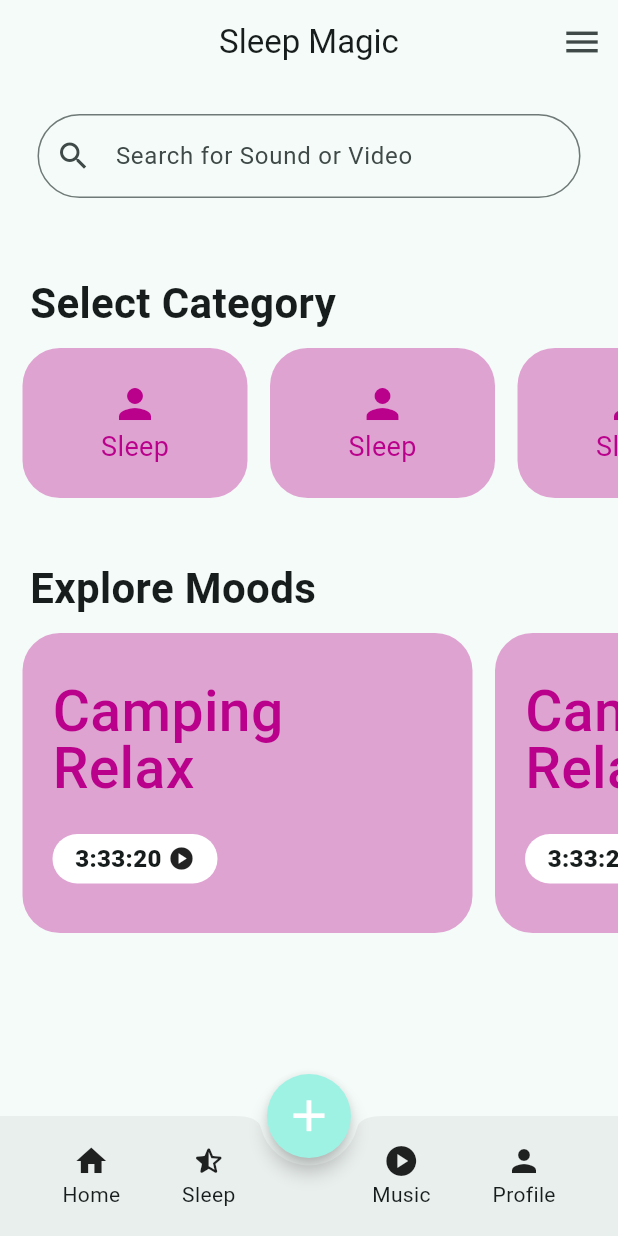
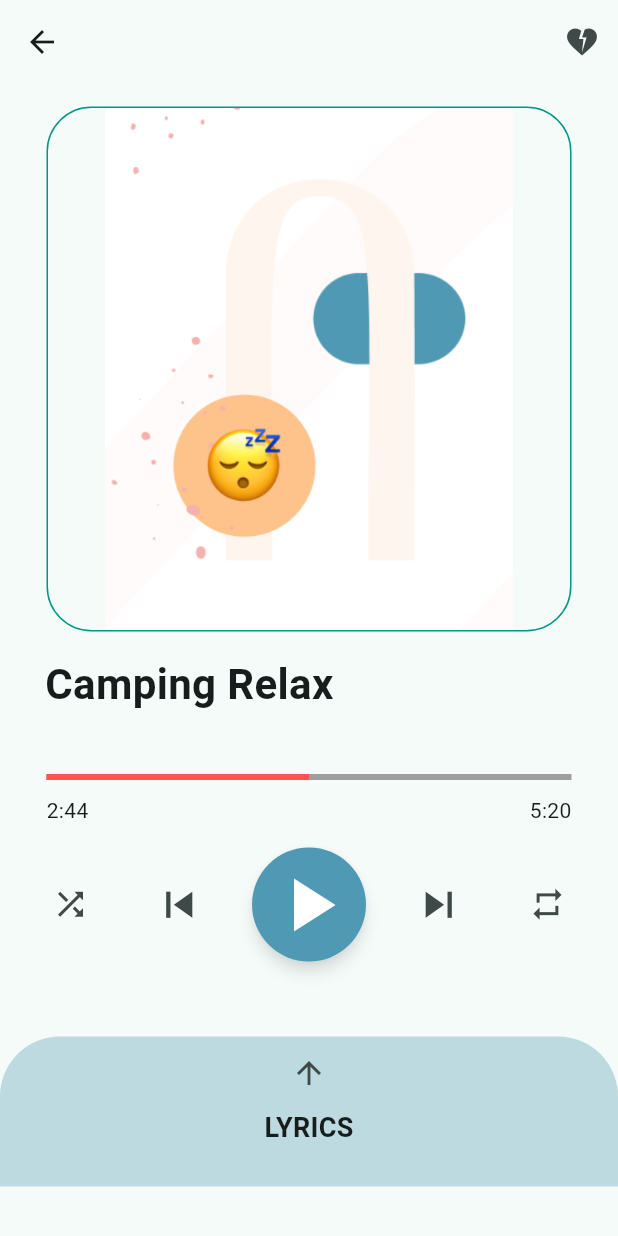
Before and after one commit to axornam/sleep_magic, a Flutter app: the MainPage screen opened directly, after a tap on "Music", on a phone screen of 412 x 824 dp. Run offline on Flutter 3.47's test engine with Material 2 defaults, Android fonts, the phone set to English and light mode, and no system bars.

Commit message:
add media-player screen

```diff
--- a/lib/screens/main_page.dart
+++ b/lib/screens/main_page.dart
@@ -1,5 +1,6 @@
 import 'package:flutter/material.dart';
 import 'package:sleep_magic/screens/home/home_screen.dart';
+import 'package:sleep_magic/screens/player/player_screen.dart';
 
 class MainPage extends StatefulWidget {
   const MainPage({super.key});
@@ -64,7 +65,14 @@ class _MainPageState extends State<MainPage> {
               padding: const EdgeInsets.only(left: 25),
               child: InkWell(
                 borderRadius: BorderRadius.circular(50),
-                onTap: () => debugPrint("Music"),
+                onTap: () {
+                  debugPrint("Music");
+                  Navigator.of(context).push(
+                    MaterialPageRoute(
+                      builder: (context) => const PlayerScreen(),
+                    ),
+                  );
+                },
                 child: const Column(
                   mainAxisSize: MainAxisSize.min,
                   children: [
--- /dev/null
+++ b/lib/screens/player/player_screen.dart
@@ -0,0 +1,179 @@
+import 'package:flutter/material.dart';
+import 'package:sleep_magic/config/constants.dart';
+
+class PlayerScreen extends StatefulWidget {
+  const PlayerScreen({super.key});
+
+  @override
+  State<PlayerScreen> createState() => _PlayerScreenState();
+}
+
+class _PlayerScreenState extends State<PlayerScreen> {
+  @override
+  Widget build(BuildContext context) {
+    return Scaffold(
+      appBar: AppBar(
+        actions: [
+          IconButton(
+            onPressed: () => _onLike,
+            icon: const Icon(Icons.heart_broken),
+          )
+        ],
+      ),
+      body: Stack(
+        children: [
+          Column(
+            crossAxisAlignment: CrossAxisAlignment.start,
+            children: [
+              const SizedBox(height: 15),
+              Center(
+                child: Container(
+                  height: 350,
+                  width: 350,
+                  decoration: BoxDecoration(
+                    borderRadius: const BorderRadius.all(
+                      Radius.circular(30.0),
+                    ),
+                    border: Border.all(color: Colors.teal, width: 1),
+                  ),
+                  child: const Image(
+                    image: AssetImage('assets/images/sleep_emoji.png'),
+                  ),
+                ),
+              ),
+              const Padding(
+                padding: EdgeInsets.only(left: 30, top: 15),
+                child: Text(
+                  "Camping Relax",
+                  style: TextStyle(
+                    fontWeight: FontWeight.w600,
+                    fontSize: 28,
+                  ),
+                ),
+              ),
+              _musicalProgressBar(context, 60 * 60 * 5),
+              const SizedBox(height: 15),
+              _musicalMedialControls(),
+              const SizedBox(height: 50),
+              _musicalLyricsDialog(),
+            ],
+          )
+        ],
+      ),
+    );
+  }
+
+  void _onLike() {}
+
+  Widget _musicalLyricsDialog() {
+    return InkWell(
+      borderRadius: const BorderRadius.only(
+        topLeft: Radius.circular(40),
+        topRight: Radius.circular(40),
+      ),
+      onTap: () {},
+      onTapUp: (details) {},
+      onTapDown: (details) {},
+      child: Container(
+        height: 100,
+        decoration: const BoxDecoration(
+          //color: Color(0xfff9fafe),
+          //color: Color(0x2f29fafe),
+          color: Color(tealPrimaryColor - 0xaa000000),
+          borderRadius: BorderRadius.only(
+            topLeft: Radius.circular(40),
+            topRight: Radius.circular(40),
+          ),
+        ),
+        child: Center(
+          child: Column(
+            children: [
+              IconButton(
+                onPressed: () {},
+                icon: const Icon(Icons.arrow_upward),
+              ),
+              const Text(
+                "LYRICS",
+                style: TextStyle(
+                  fontSize: 18,
+                  fontWeight: FontWeight.w600,
+                ),
+              ),
+            ],
+          ),
+        ),
+      ),
+    );
+  }
+
+  Widget _musicalMedialControls() {
+    return SizedBox(
+      child: Row(
+        mainAxisAlignment: MainAxisAlignment.spaceEvenly,
+        children: [
+          IconButton(
+            onPressed: () {},
+            icon: const Icon(Icons.shuffle),
+            iconSize: 25,
+          ),
+          IconButton(
+            onPressed: () {},
+            iconSize: 35,
+            icon: const Icon(Icons.skip_previous),
+          ),
+          IconButton(
+            onPressed: () {},
+            iconSize: 60,
+            color: Colors.white,
+            style: const ButtonStyle(
+              backgroundColor:
+                  MaterialStatePropertyAll<Color>(Color(tealPrimaryColor)),
+              shadowColor: MaterialStatePropertyAll<Color>(Colors.black54),
+              elevation: MaterialStatePropertyAll<double>(4.0),
+            ),
+            icon: const Icon(
+              Icons.play_arrow,
+            ),
+          ),
+          IconButton(
+            onPressed: () {},
+            iconSize: 35,
+            icon: const Icon(Icons.skip_next),
+          ),
+          IconButton(
+            onPressed: () {},
+            icon: const Icon(Icons.repeat),
+            iconSize: 25,
+          ),
+        ],
+      ),
+    );
+  }
+
+  Widget _musicalProgressBar(BuildContext ctx, int duration) {
+    return const Center(
+      child: SizedBox(
+        width: 350,
+        child: Column(
+          mainAxisAlignment: MainAxisAlignment.center,
+          children: [
+            SizedBox(height: 40),
+            LinearProgressIndicator(
+              value: 0.5,
+              backgroundColor: Colors.grey,
+              color: Colors.redAccent,
+            ),
+            SizedBox(height: 10),
+            Row(
+              mainAxisAlignment: MainAxisAlignment.spaceBetween,
+              children: [
+                Text("2:44"),
+                Text("5:20"),
+              ],
+            ),
+          ],
+        ),
+      ),
+    );
+  }
+}
```
